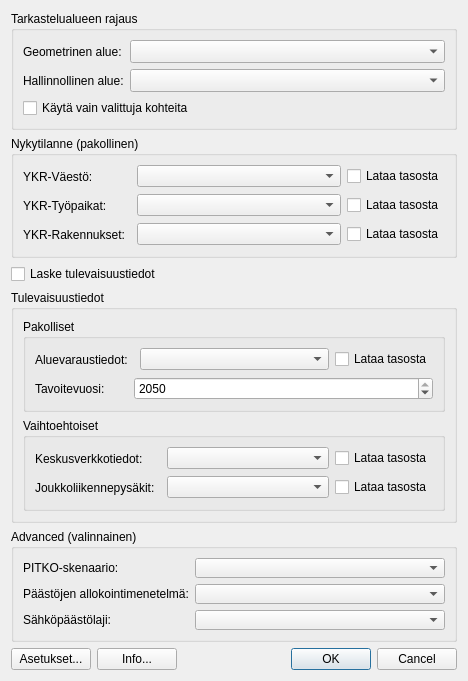
Old version of the form ykr_tool_main.ui in the repository GispoCoding/assessclimateimpact.
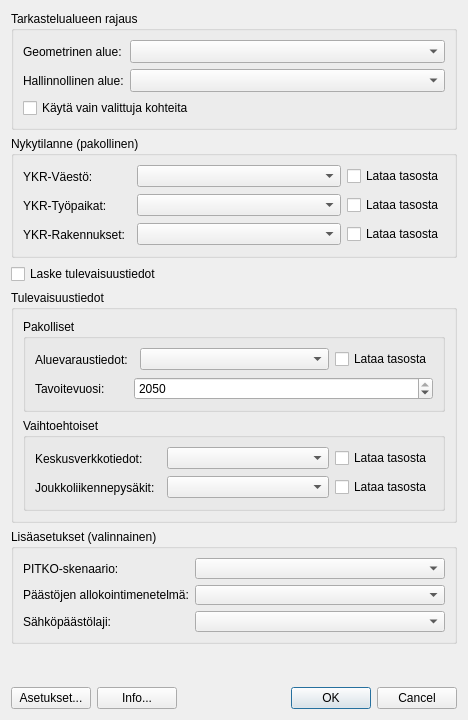
New version of the form. Custom widgets are drawn as their Qt base class.

Commit message: Update main dialog UI file

Patch:
```diff
--- a/ykr_tool_main.ui
+++ b/ykr_tool_main.ui
@@ -7,7 +7,7 @@
     <x>0</x>
     <y>0</y>
     <width>468</width>
-    <height>637</height>
+    <height>720</height>
    </rect>
   </property>
   <property name="windowTitle">
@@ -517,7 +517,7 @@
      <item>
       <widget class="QgsCollapsibleGroupBox" name="advancedBox">
        <property name="title">
-        <string>Advanced (valinnainen)</string>
+        <string>Lisäasetukset (valinnainen)</string>
        </property>
        <property name="collapsed">
         <bool>true</bool>
```
Left out of the diff: 43 changed lines with no effect on the pictures.
